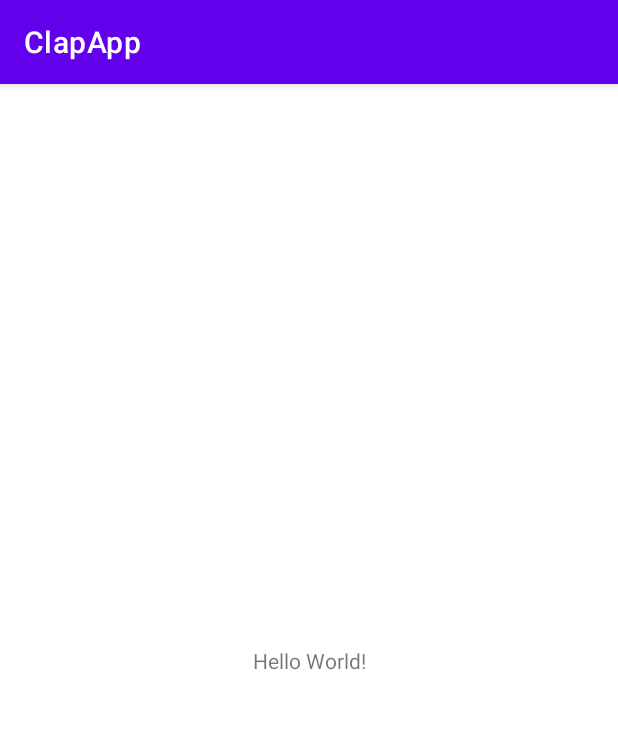
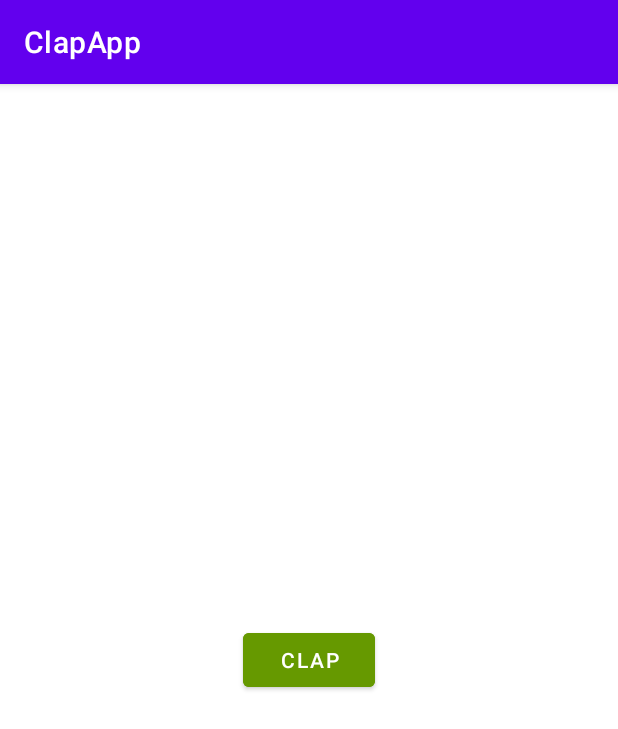
Before and after one commit to itsmohsin/ClapApp, an Android app: the screen it shows after launch (MainActivity), on a phone screen of 412 x 824 dp. Shown: the top 729 px of the screen. Run offline under Robolectric (Android 15) with nearby library versions, the light colour scheme and no system bars.

Commit message:
added clap sound to app

```diff
--- a/app/src/main/java/com/itsmohsin/clapapp/MainActivity.kt
+++ b/app/src/main/java/com/itsmohsin/clapapp/MainActivity.kt
@@ -1,11 +1,20 @@
 package com.itsmohsin.clapapp
 
+import android.media.MediaPlayer
 import androidx.appcompat.app.AppCompatActivity
 import android.os.Bundle
+import android.widget.Button
 
 class MainActivity : AppCompatActivity() {
+    private lateinit var mediaPlayer: MediaPlayer
     override fun onCreate(savedInstanceState: Bundle?) {
         super.onCreate(savedInstanceState)
         setContentView(R.layout.activity_main)
+        mediaPlayer = MediaPlayer.create(this, R.raw.applauding)
+
+        val button = findViewById<Button>(R.id.btnClap)
+        button.setOnClickListener{
+            mediaPlayer.start()
+        }
     }
 }
--- a/app/src/main/res/layout/activity_main.xml
+++ b/app/src/main/res/layout/activity_main.xml
@@ -6,13 +6,14 @@
     android:layout_height="match_parent"
     tools:context=".MainActivity">
 
-    <TextView
+    <Button
+        android:id="@+id/btnClap"
         android:layout_width="wrap_content"
         android:layout_height="wrap_content"
-        android:text="Hello World!"
+        android:backgroundTint="@android:color/holo_green_dark"
+        android:text="Clap"
         app:layout_constraintBottom_toBottomOf="parent"
         app:layout_constraintEnd_toEndOf="parent"
         app:layout_constraintStart_toStartOf="parent"
         app:layout_constraintTop_toTopOf="parent" />
-
 </androidx.constraintlayout.widget.ConstraintLayout>
```
Also changed, not shown: 1 other file.
